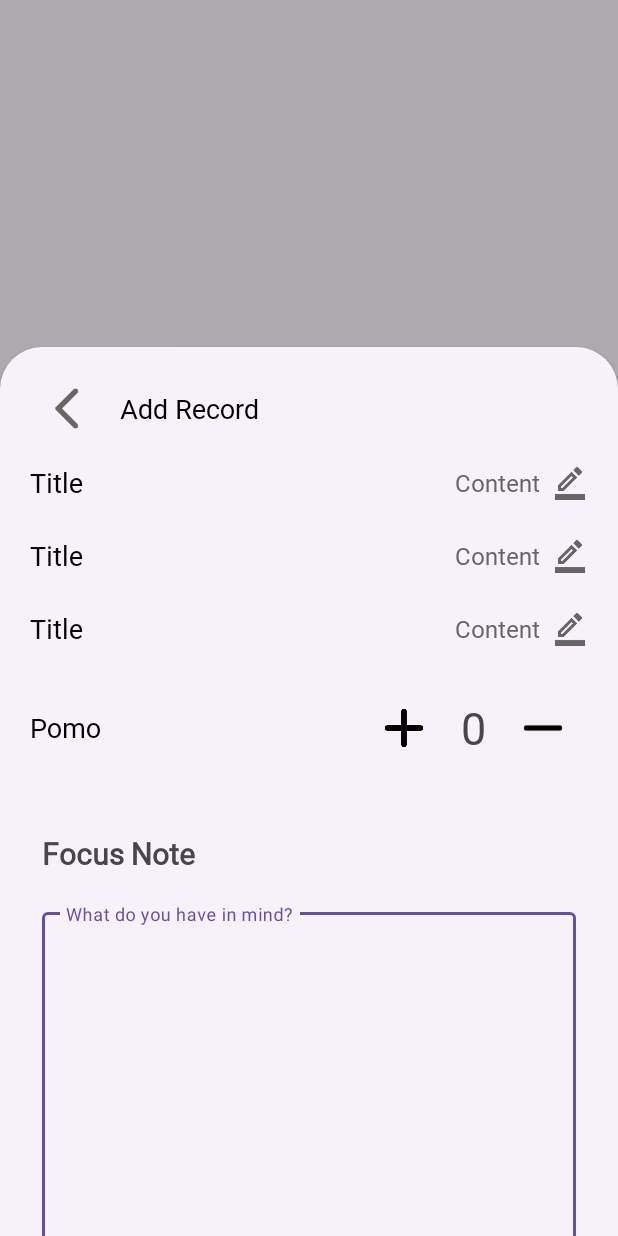
After one commit to thvy815/FocusFlow_Frontend, an Android app: the fragment AddRecordBottomSheet shown on its own in the app's theme, on a phone screen of 412 x 824 dp. The commit adds this screen. Run offline under Robolectric (Android 15) with nearby library versions, the phone set to English and light mode, and no system bars; Roboto replaces fonts that are not available here.

Commit message:
pomo_title_fragment

```diff
--- /dev/null
+++ b/app/src/main/java/com/example/focusflow_frontend/presentation/pomo/AddRecordBottomSheet.java
@@ -0,0 +1,26 @@
+package com.example.focusflow_frontend.presentation.pomo;
+
+import android.os.Bundle;
+import android.view.LayoutInflater;
+import android.view.View;
+import android.view.ViewGroup;
+import android.widget.TextView;
+
+import com.example.focusflow_frontend.R;
+import com.example.focusflow_frontend.utils.ViewUtils;
+import com.google.android.material.bottomsheet.BottomSheetDialogFragment;
+
+public class AddRecordBottomSheet extends BottomSheetDialogFragment {
+
+    @Override
+    public View onCreateView(LayoutInflater inflater, ViewGroup container, Bundle savedInstanceState) {
+        View view = inflater.inflate(R.layout.add_record, container, false);
+
+// Set Title Text
+        View textLayout = view.findViewById(R.id.add_record_title);
+        ViewUtils.setTitleText(textLayout,"Add Record");
+
+        return view;
+    }
+
+}
--- /dev/null
+++ b/app/src/main/java/com/example/focusflow_frontend/utils/ViewUtils.java
@@ -0,0 +1,16 @@
+package com.example.focusflow_frontend.utils;
+
+import android.view.View;
+import android.widget.TextView;
+
+import com.example.focusflow_frontend.R;
+
+public class ViewUtils {
+    public static void setTitleText(View view, String titleText) {
+        if (view == null) return;
+
+        TextView title = view.findViewById(R.id.titleText);
+
+        if (title != null) title.setText(titleText);
+    }
+}
--- a/app/src/main/res/layout/add_record.xml
+++ b/app/src/main/res/layout/add_record.xml
@@ -20,7 +20,9 @@
         app:layout_constraintTop_toTopOf="parent"
         app:layout_constraintBottom_toBottomOf="parent">
 
-        <include layout="@layout/item_title_pomodoro"/>
+        <include
+            android:id="@+id/add_record_title"
+            layout="@layout/item_title_pomodoro"/>
 
         <include layout="@layout/item_row_text"/>
 
```
Also changed, not shown: app/src/main/java/com/example/focusflow_frontend/presentation/pomo/FocusStatisticsBottomSheet.java (renamed from app/src/main/java/com/example/focusflow_frontend/presentation/pomo/FocusStatistics.java, +50 -51 lines), app/src/main/java/com/example/focusflow_frontend/presentation/pomo/PomodoroFragment.java (+5 -4 lines), app/src/main/java/com/example/focusflow_frontend/presentation/pomo/WhiteNoise.java (deleted, +0 -25 lines), app/src/main/java/com/example/focusflow_frontend/presentation/pomo/WhiteNoiseBottomSheet.java (added, +17 -0 lines), app/src/main/res/layout/focus_statistics.xml (+9 -6 lines), app/src/main/res/drawable/ic_volume.png (deleted).
